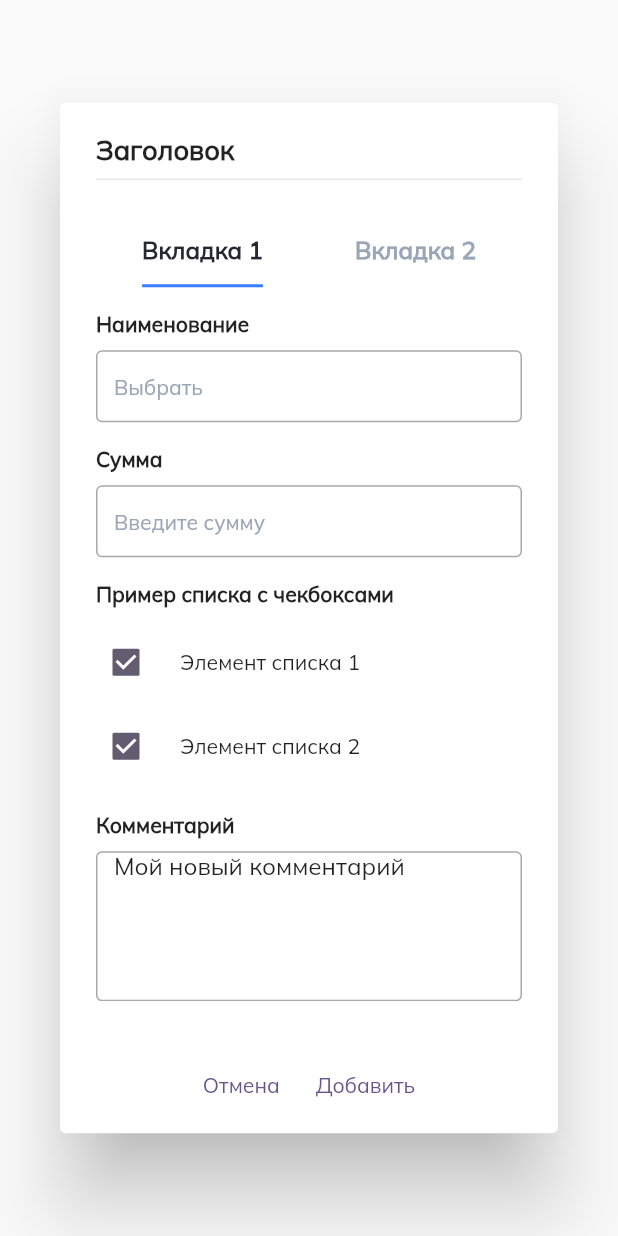
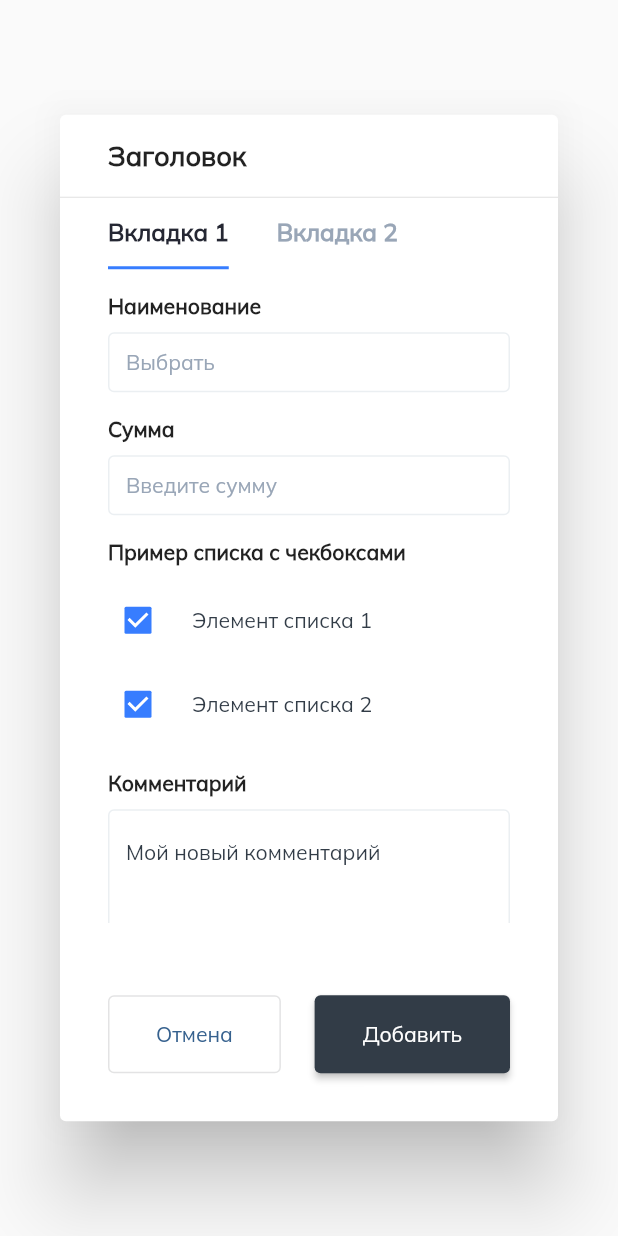
Before and after one commit to MangriMen/flutter_dialog, a Flutter app: the MyDialog widget shown alone on an empty page, opened directly, on a phone screen of 412 x 824 dp. Run offline on Flutter 3.47's test engine with Material 2 defaults, Android fonts, the phone set to English and light mode, and no system bars.

Commit message:
[WIP] layout done

```diff
--- a/lib/main.dart
+++ b/lib/main.dart
@@ -12,7 +12,42 @@ class MyApp extends StatelessWidget {
       title: 'Flutter Demo',
       theme: ThemeData(
           fontFamily: "Mulish",
-        colorScheme: ColorScheme.fromSeed(seedColor: Colors.deepPurple),
+          colorScheme: ColorScheme.fromSeed(seedColor: Colors.blue),
+          textTheme: const TextTheme(
+            titleMedium: TextStyle(
+              color: Color.fromRGBO(50, 60, 71, 1),
+            ),
+          ),
+          dropdownMenuTheme: const DropdownMenuThemeData(
+            inputDecorationTheme: InputDecorationTheme(
+              enabledBorder: OutlineInputBorder(
+                borderSide: BorderSide(color: Color.fromRGBO(235, 239, 242, 1)),
+              ),
+            ),
+          ),
+          checkboxTheme: CheckboxThemeData(
+            fillColor: MaterialStateProperty.resolveWith<Color>(
+              (Set<MaterialState> states) {
+                if (!states.contains(MaterialState.selected)) {
+                  return const Color.fromRGBO(235, 239, 242, 1);
+                }
+                return const Color.fromRGBO(55, 125, 255, 1);
+              },
+            ),
+          ),
+          tabBarTheme: const TabBarTheme(
+            labelColor: Color.fromRGBO(37, 39, 51, 1),
+            labelStyle: TextStyle(
+              fontWeight: FontWeight.bold,
+              fontSize: 16,
+            ),
+            unselectedLabelColor: Color.fromRGBO(153, 166, 183, 1),
+            unselectedLabelStyle: TextStyle(
+              fontWeight: FontWeight.bold,
+              fontSize: 16,
+            ),
+            indicatorSize: TabBarIndicatorSize.label,
+          )
           // useMaterial3: true,
           ),
       home: const MyHomePage(title: 'Flutter Demo Home Page'),
@@ -38,15 +73,11 @@ class _MyHomePageState extends State<MyHomePage> {
         title: Text(widget.title),
       ),
       body: Center(
-        child: Column(
-          children: <Widget>[
-            TextButton(
+        child: TextButton(
             onPressed: () => showDialog(
                 context: context,
                 builder: (BuildContext context) => const MyDialog()),
             child: const Text("Открыть диалог")),
-          ],
-        ),
       ),
     );
   }
@@ -63,41 +94,44 @@ class _MyDialogState extends State<MyDialog> with TickerProviderStateMixin {
   late final TabController _tabController =
       TabController(length: 2, vsync: this);
 
-  static const _tabLabelStyle = TextStyle(
-    fontWeight: FontWeight.bold,
-    fontSize: 16,
-  );
-
   @override
   Widget build(BuildContext context) {
-    return AlertDialog(
-      content: Wrap(
-        runSpacing: 16,
+    return Dialog(
+      child: SizedBox(
+        width: 446,
+        height: 671,
+        child: Column(
+          crossAxisAlignment: CrossAxisAlignment.start,
           children: <Widget>[
-          const Wrap(
-            children: [
-              Text(
-                style: TextStyle(fontWeight: FontWeight.bold, fontSize: 18),
+            const Padding(
+              padding: EdgeInsets.symmetric(horizontal: 32, vertical: 16.0),
+              child: Text(
+                style: TextStyle(
+                  fontSize: 18,
+                  fontWeight: FontWeight.bold,
+                ),
                 "Заголовок",
               ),
-              Divider()
-            ],
             ),
-          TabBar(
-            labelStyle: _tabLabelStyle,
-            labelColor: const Color.fromRGBO(37, 39, 51, 1.0),
-            unselectedLabelColor: const Color.fromRGBO(153, 166, 183, 1.0),
-            indicatorColor: const Color.fromRGBO(55, 125, 255, 1.0),
+            const Divider(
+              height: 0,
+            ),
+            Padding(
+              padding: const EdgeInsets.symmetric(horizontal: 16.0),
+              child: TabBar(
+                indicatorColor: const Color.fromRGBO(55, 125, 255, 1),
+                isScrollable: true,
                 controller: _tabController,
-            indicatorSize: TabBarIndicatorSize.label,
                 tabs: const <Widget>[
                   Tab(text: "Вкладка 1"),
                   Tab(text: "Вкладка 2")
                 ],
               ),
-          SizedBox(
-            width: double.maxFinite,
-            height: 460,
+            ),
+            Expanded(
+              child: Padding(
+                padding:
+                    const EdgeInsets.symmetric(horizontal: 32, vertical: 16.0),
                 child: TabBarView(
                   controller: _tabController,
                   children: const <Widget>[
@@ -106,23 +140,45 @@ class _MyDialogState extends State<MyDialog> with TickerProviderStateMixin {
                   ],
                 ),
               ),
-        ],
             ),
-      actions: [
-        TextButton(
+            Padding(
+              padding:
+                  const EdgeInsets.symmetric(horizontal: 32, vertical: 32.0),
+              child: Row(
+                mainAxisSize: MainAxisSize.max,
+                mainAxisAlignment: MainAxisAlignment.spaceBetween,
+                children: [
+                  OutlinedButton(
+                    style: const ButtonStyle(
+                      padding: MaterialStatePropertyAll(
+                        EdgeInsets.symmetric(horizontal: 32, vertical: 17),
+                      ),
+                    ),
                     onPressed: () {
                       Navigator.of(context).pop();
                     },
                     child: const Text("Отмена"),
                   ),
-        TextButton(
+                  ElevatedButton(
+                    style: const ButtonStyle(
+                      backgroundColor: MaterialStatePropertyAll(
+                        Color.fromRGBO(50, 60, 71, 1),
+                      ),
+                      padding: MaterialStatePropertyAll(
+                        EdgeInsets.symmetric(horizontal: 32, vertical: 17),
+                      ),
+                    ),
                     onPressed: () {
                       Navigator.of(context).pop();
                     },
                     child: const Text("Добавить"),
                   ),
                 ],
-      actionsAlignment: MainAxisAlignment.center,
+              ),
+            )
+          ],
+        ),
+      ),
     );
   }
 }
@@ -146,7 +202,13 @@ class _Page1State extends State<Page1> {
 
   static const _hintStyle = TextStyle(
     fontSize: 14,
-    color: Color.fromRGBO(153, 166, 183, 1.0),
+    color: Color.fromRGBO(153, 166, 183, 1),
+  );
+
+  static const _textFieldBorderStyle = OutlineInputBorder(
+    borderSide: BorderSide(
+      color: Color.fromRGBO(235, 239, 242, 1),
+    ),
   );
 
   bool checkboxValue1 = true;
@@ -164,14 +226,17 @@ class _Page1State extends State<Page1> {
               style: _labelStyle,
               "Наименование",
             ),
-            TextFormField(
+            SizedBox(
+              height: 40,
+              child: TextFormField(
+                style: const TextStyle(fontSize: 14),
                 decoration: const InputDecoration(
-                border: OutlineInputBorder(
-                  borderSide: BorderSide(color: Colors.red),
-                ),
+                  border: OutlineInputBorder(),
+                  enabledBorder: _textFieldBorderStyle,
                   contentPadding: EdgeInsets.symmetric(horizontal: 12),
                   hintText: "Выбрать",
                   hintStyle: _hintStyle,
+                ),
               ),
             ),
           ],
@@ -183,12 +248,17 @@ class _Page1State extends State<Page1> {
               style: _labelStyle,
               "Сумма",
             ),
-            TextFormField(
+            SizedBox(
+              height: 40,
+              child: TextFormField(
+                style: const TextStyle(fontSize: 14),
                 decoration: const InputDecoration(
                   border: OutlineInputBorder(),
+                  enabledBorder: _textFieldBorderStyle,
                   contentPadding: EdgeInsets.symmetric(horizontal: 12),
                   hintText: "Введите сумму",
                   hintStyle: _hintStyle,
+                ),
               ),
             )
           ],
@@ -205,30 +275,30 @@ class _Page1State extends State<Page1> {
                 CheckboxListTile(
                   controlAffinity: ListTileControlAffinity.leading,
                   contentPadding: const EdgeInsets.all(0),
+                  title: const Text(
+                    style: _checkboxLabelStyle,
+                    "Элемент списка 1",
+                  ),
                   value: checkboxValue1,
                   onChanged: (bool? value) {
                     setState(() {
                       checkboxValue1 = value!;
                     });
                   },
-                  title: const Text(
-                    style: _checkboxLabelStyle,
-                    "Элемент списка 1",
-                  ),
                 ),
                 CheckboxListTile(
                   controlAffinity: ListTileControlAffinity.leading,
                   contentPadding: const EdgeInsets.all(0),
-                  value: checkboxValue1,
-                  onChanged: (bool? value) {
-                    setState(() {
-                      checkboxValue1 = value!;
-                    });
-                  },
                   title: const Text(
                     style: _checkboxLabelStyle,
                     "Элемент списка 2",
                   ),
+                  value: checkboxValue2,
+                  onChanged: (bool? value) {
+                    setState(() {
+                      checkboxValue2 = value!;
+                    });
+                  },
                 ),
               ],
             )
@@ -242,14 +312,15 @@ class _Page1State extends State<Page1> {
               "Комментарий",
             ),
             TextFormField(
-              minLines: 5,
-              maxLines: 5,
+              minLines: 4,
+              maxLines: 4,
               initialValue: "Мой новый комментарий",
+              style: const TextStyle(fontSize: 14),
               decoration: const InputDecoration(
                 border: OutlineInputBorder(),
-                contentPadding: EdgeInsets.symmetric(horizontal: 12),
+                enabledBorder: _textFieldBorderStyle,
               ),
-            )
+            ),
           ],
         ),
       ],
@@ -293,8 +364,9 @@ class _Page2State extends State<Page2> {
               "Организация",
             ),
             DropdownMenu(
+              width: 380,
+              dropdownMenuEntries: _dropDownMenuEntries,
               hintText: "Выбрать",
-              dropdownMenuEntries: _dropDownMenuEntries,
             ),
           ],
         ),
@@ -307,8 +379,9 @@ class _Page2State extends State<Page2> {
               "Контрагент",
             ),
             DropdownMenu(
+              width: 380,
+              dropdownMenuEntries: _dropDownMenuEntries,
               hintText: "Выбрать",
-              dropdownMenuEntries: _dropDownMenuEntries,
             ),
           ],
         ),
@@ -321,8 +394,9 @@ class _Page2State extends State<Page2> {
               "Договор",
             ),
             DropdownMenu(
+              width: 380,
+              dropdownMenuEntries: _dropDownMenuEntries,
               hintText: "Выбрать",
-              dropdownMenuEntries: _dropDownMenuEntries,
             ),
           ],
         ),
```
Lines whose indentation alone changed are shown as unchanged.
